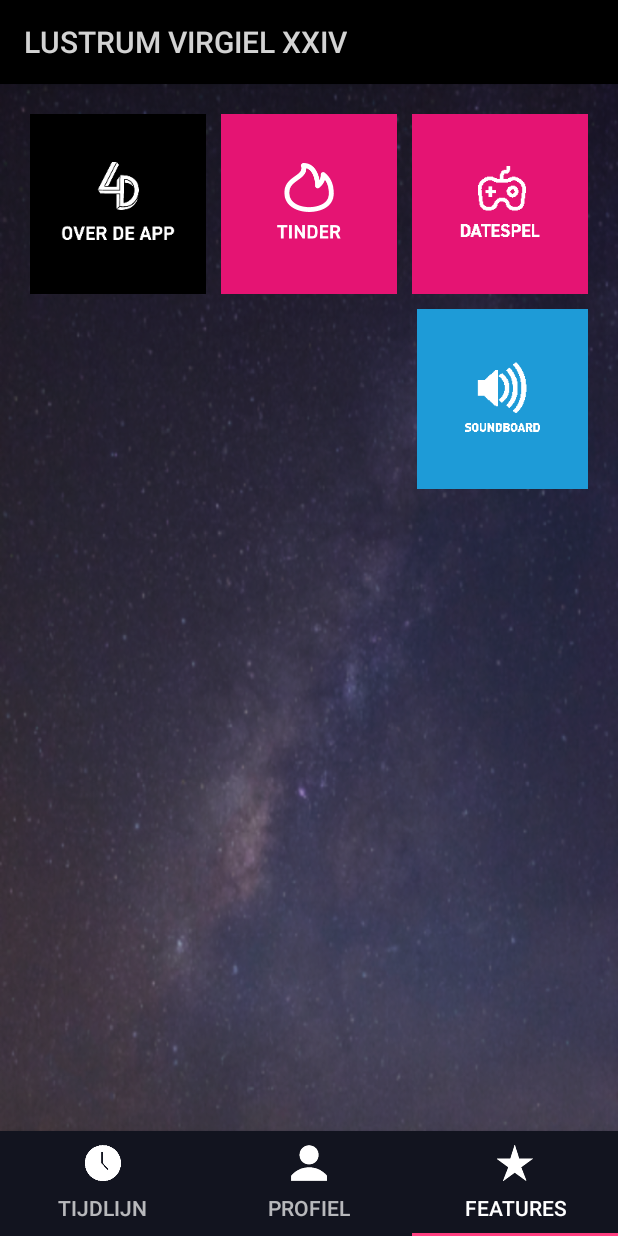
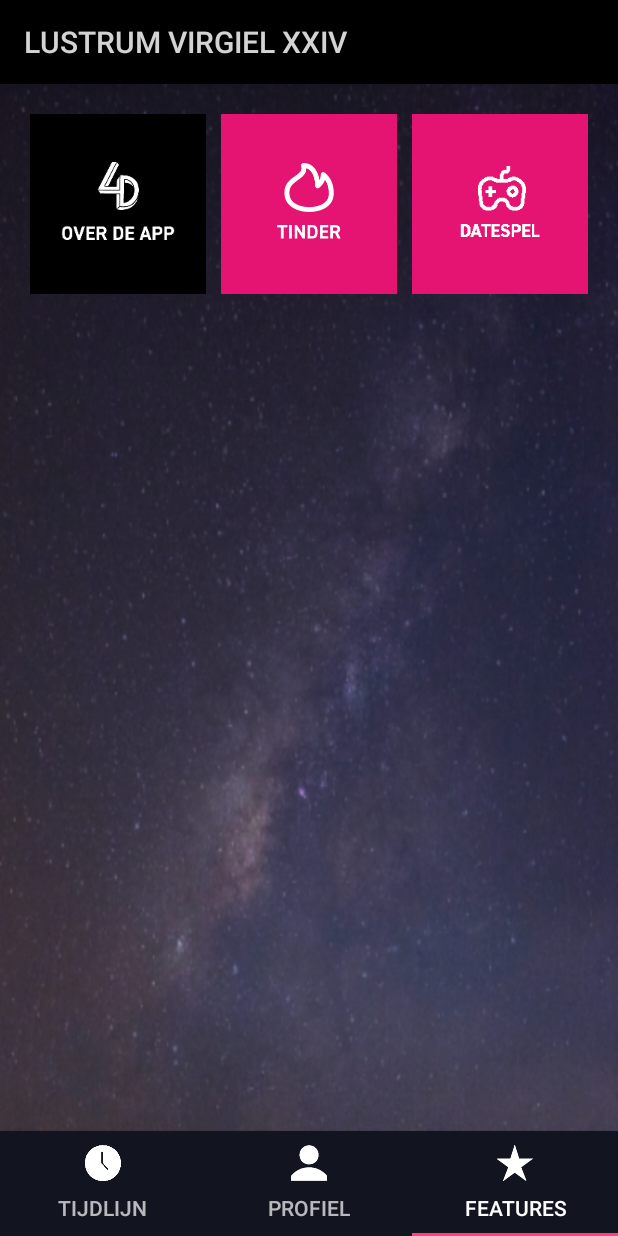
Before and after one commit to JaspervanTilburg/LustrumApp, an Android app: the screen it shows after launch (MainActivity), item 3 of the bottom bar chosen, on a phone screen of 412 x 824 dp. Run offline under Robolectric (Android 15) with nearby library versions, the phone set to English and light mode, and no system bars; libraries missing offline, so code that uses them is left out: com.loopj.android, cz.msebera.android.

Commit message:
Disabled speedometer for now

```diff
--- a/app/src/main/java/com/example/tudelftsid/lustrumapp/Fragments/TijdlijnTabFragment.java
+++ b/app/src/main/java/com/example/tudelftsid/lustrumapp/Fragments/TijdlijnTabFragment.java
@@ -96,7 +96,7 @@ public class TijdlijnTabFragment extends Fragment {
         LustrumButton galaTinderButton = new LustrumButton((ImageView) rootView.findViewById(R.id.galaTinderButton), R.color.lustrumPink, 400, 200);
 
         LustrumButton wispoInfoButton = new LustrumButton((ImageView) rootView.findViewById(R.id.wispoInfoButton), R.color.lustrumPink, 500, 1000);
-        LustrumButton wispoSnelheidsmeterButton = new LustrumButton((ImageView) rootView.findViewById(R.id.wispoSnelheidsmeterButton), R.color.lustrumPink, 700, 200);
+        //LustrumButton wispoSnelheidsmeterButton = new LustrumButton((ImageView) rootView.findViewById(R.id.wispoSnelheidsmeterButton), R.color.lustrumPink, 700, 200);
 
         LustrumButton lustrumWeekInfoButton = new LustrumButton((ImageView) rootView.findViewById(R.id.lustrumWeekInfoButton), R.color.lustrumPink, 400, 1000);
         LustrumButton piekWekenInfoButton = new LustrumButton((ImageView) rootView.findViewById(R.id.piekWekenInfoButton), R.color.lustrumPink, 500, 1000);
@@ -106,7 +106,7 @@ public class TijdlijnTabFragment extends Fragment {
         galaButton.addChildButton(galaTinderButton);
 
         wispoButton.addChildButton(wispoInfoButton);
-        wispoButton.addChildButton(wispoSnelheidsmeterButton);
+        //wispoButton.addChildButton(wispoSnelheidsmeterButton);
 
         lustrumWeekButton.addChildButton(lustrumWeekInfoButton);
         piekWekenButton.addChildButton(piekWekenInfoButton);
@@ -115,7 +115,7 @@ public class TijdlijnTabFragment extends Fragment {
         lustrumButtons.add(galaSpelButton);
         lustrumButtons.add(galaTinderButton);
         lustrumButtons.add(wispoInfoButton);
-        lustrumButtons.add(wispoSnelheidsmeterButton);
+        //lustrumButtons.add(wispoSnelheidsmeterButton);
         lustrumButtons.add(lustrumWeekInfoButton);
         lustrumButtons.add(piekWekenInfoButton);
 
--- a/app/src/main/res/layout/features_tab_layout.xml
+++ b/app/src/main/res/layout/features_tab_layout.xml
@@ -90,6 +90,7 @@
                 android:background="@drawable/lustrum_rectangle_wispo"
                 android:onClick="onSnelheidClick"
                 android:src="@mipmap/soundboard"
+                android:visibility="invisible"
                 android:layout_weight="1" />
         </LinearLayout>
 
--- a/app/src/main/res/layout/tijdlijn_tab_layout.xml
+++ b/app/src/main/res/layout/tijdlijn_tab_layout.xml
@@ -74,7 +74,7 @@
         android:onClick="onWispoInfoClick"/>
 
     <!--TODO change this background and mipmap-->
-    <ImageView
+    <!--<ImageView
         android:id="@+id/wispoSnelheidsmeterButton"
         android:layout_width="90dp"
         android:layout_height="90dp"
@@ -85,6 +85,7 @@
         android:visibility="invisible"
         android:clickable="true"
         android:onClick="onSnelheidClick"/>
+        -->
 
     <ImageView
         android:id="@+id/lustrumWeekInfoButton"
```
